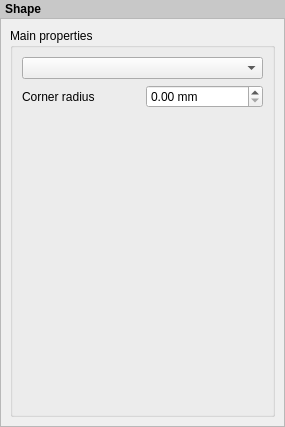
This is src/ui/qgscomposershapewidgetbase.ui in carsmie/QGIS as Qt 5 draws it before an edit. The edited form follows.
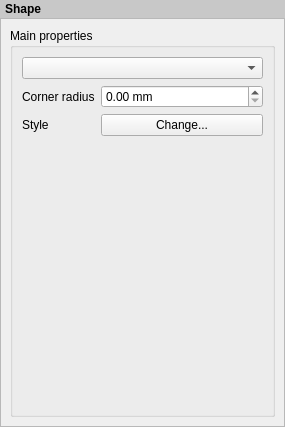
This is the edited form. Custom widgets are drawn as their Qt base class.

Commit message: [FEATURE][composer] Add styling support for composer shapes

```diff
--- a/src/ui/qgscomposershapewidgetbase.ui
+++ b/src/ui/qgscomposershapewidgetbase.ui
@@ -63,14 +63,6 @@
           <bool>false</bool>
          </property>
          <layout class="QFormLayout" name="formLayout">
-          <property name="fieldGrowthPolicy">
-           <enum>QFormLayout::AllNonFixedFieldsGrow</enum>
-          </property>
-          <property name="labelAlignment">
-           <set>Qt::AlignLeading|Qt::AlignLeft|Qt::AlignVCenter</set>
-          </property>
-          <item row="2" column="0" colspan="2">
-           <layout class="QGridLayout" name="gridLayout">
             <item row="1" column="0">
              <widget class="QLabel" name="label_3">
               <property name="text">
@@ -88,10 +80,22 @@
               </property>
              </widget>
             </item>
+          <item row="2" column="0">
+           <widget class="QLabel" name="label">
+            <property name="text">
+             <string>Style</string>
+            </property>
+           </widget>
+          </item>
+          <item row="2" column="1">
+           <widget class="QPushButton" name="mShapeStyleButton">
+            <property name="text">
+             <string>Change...</string>
+            </property>
+           </widget>
+          </item>
             <item row="0" column="0" colspan="2">
              <widget class="QComboBox" name="mShapeComboBox"/>
-            </item>
-           </layout>
           </item>
          </layout>
         </widget>
```
Left out of the diff: 11 changed lines with no effect on the pictures. Lines whose indentation alone changed are shown as unchanged. The commit also changes 10 other files.
